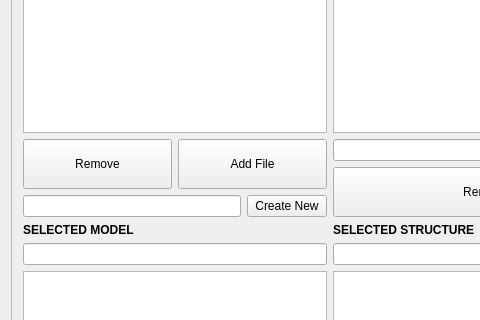
Qt form mainwindow.ui (bibekdari/viperArchitectureGenerator) before a commit; both pictures show x 0 to 480 and y 455 to 775 of the 985 by 1068 pixel window.
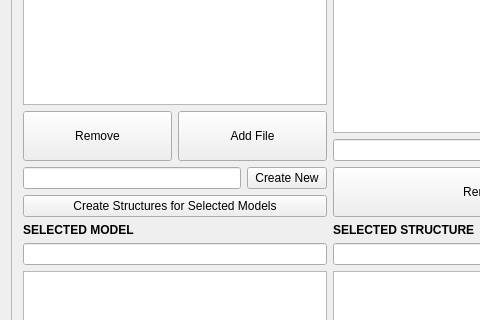
The same form after that commit.

Commit message: structure generator added in ui

What changed in the file:
```diff
--- a/mainwindow.ui
+++ b/mainwindow.ui
@@ -24,7 +24,7 @@
        <property name="geometry">
         <rect>
          <x>0</x>
-         <y>0</y>
+         <y>-209</y>
          <width>944</width>
          <height>1406</height>
         </rect>
@@ -217,6 +217,13 @@
               </item>
              </layout>
             </item>
+            <item>
+             <widget class="QPushButton" name="pushButton_11">
+              <property name="text">
+               <string>Create Structures for Selected Models</string>
+              </property>
+             </widget>
+            </item>
            </layout>
           </item>
           <item>
```
